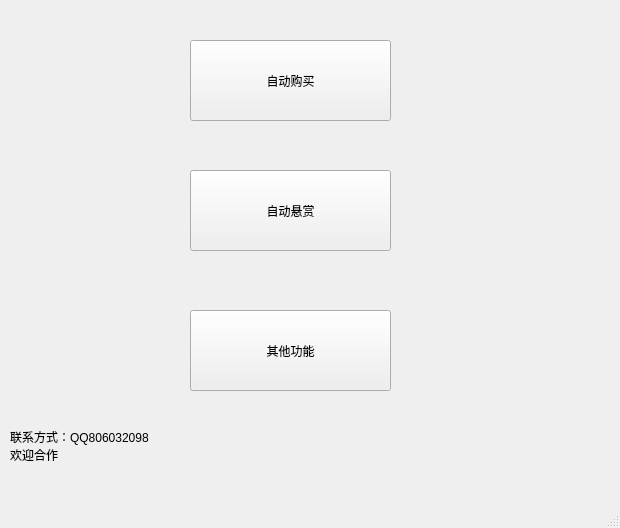
Qt form UI/main_window.ui (ZDYoung0519/jw3_jjjh_scripts) before a commit.
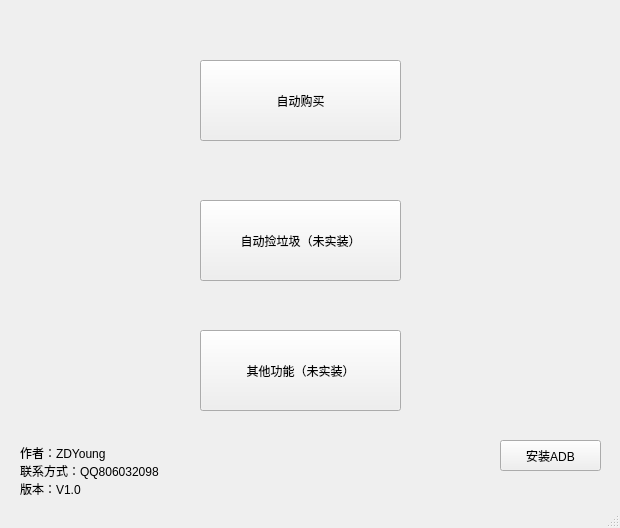
The same form after that commit.

```diff
--- a/UI/main_window.ui
+++ b/UI/main_window.ui
@@ -20,8 +20,8 @@
    <widget class="QPushButton" name="pushButton">
     <property name="geometry">
      <rect>
-      <x>190</x>
-      <y>40</y>
+      <x>200</x>
+      <y>60</y>
       <width>201</width>
       <height>81</height>
      </rect>
@@ -33,41 +33,55 @@
    <widget class="QPushButton" name="pushButton_2">
     <property name="geometry">
      <rect>
-      <x>190</x>
-      <y>170</y>
+      <x>200</x>
+      <y>200</y>
       <width>201</width>
       <height>81</height>
      </rect>
     </property>
     <property name="text">
-     <string>自动悬赏</string>
+     <string>自动捡垃圾（未实装）</string>
     </property>
    </widget>
    <widget class="QLabel" name="label">
     <property name="geometry">
      <rect>
-      <x>10</x>
-      <y>390</y>
+      <x>20</x>
+      <y>440</y>
       <width>181</width>
-      <height>111</height>
+      <height>61</height>
      </rect>
     </property>
     <property name="text">
-     <string>联系方式：QQ806032098
-欢迎合作</string>
+     <string>作者：ZDYoung
+联系方式：QQ806032098
+版本：V1.0</string>
     </property>
    </widget>
    <widget class="QPushButton" name="pushButton_3">
     <property name="geometry">
      <rect>
-      <x>190</x>
-      <y>310</y>
+      <x>200</x>
+      <y>330</y>
       <width>201</width>
       <height>81</height>
      </rect>
     </property>
     <property name="text">
-     <string>其他功能</string>
+     <string>其他功能（未实装）</string>
+    </property>
+   </widget>
+   <widget class="QPushButton" name="pushButton_4">
+    <property name="geometry">
+     <rect>
+      <x>500</x>
+      <y>440</y>
+      <width>101</width>
+      <height>31</height>
+     </rect>
+    </property>
+    <property name="text">
+     <string>安装ADB</string>
     </property>
    </widget>
   </widget>
```
Left out of the diff: 2 changed lines with no effect on the pictures.
